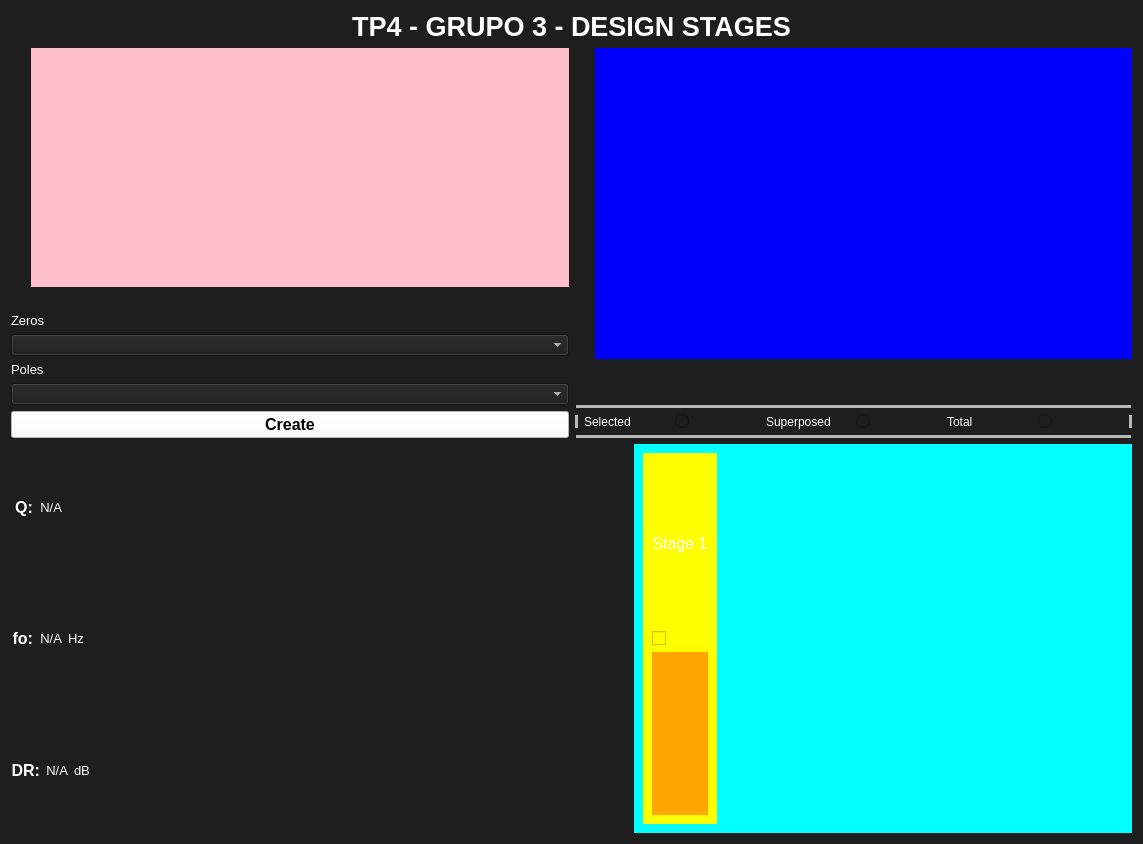
This is Frontend/Designer/tp4_stages.ui in odevincenti/TC_TP4 as Qt 5 draws it before an edit. The edited form follows.
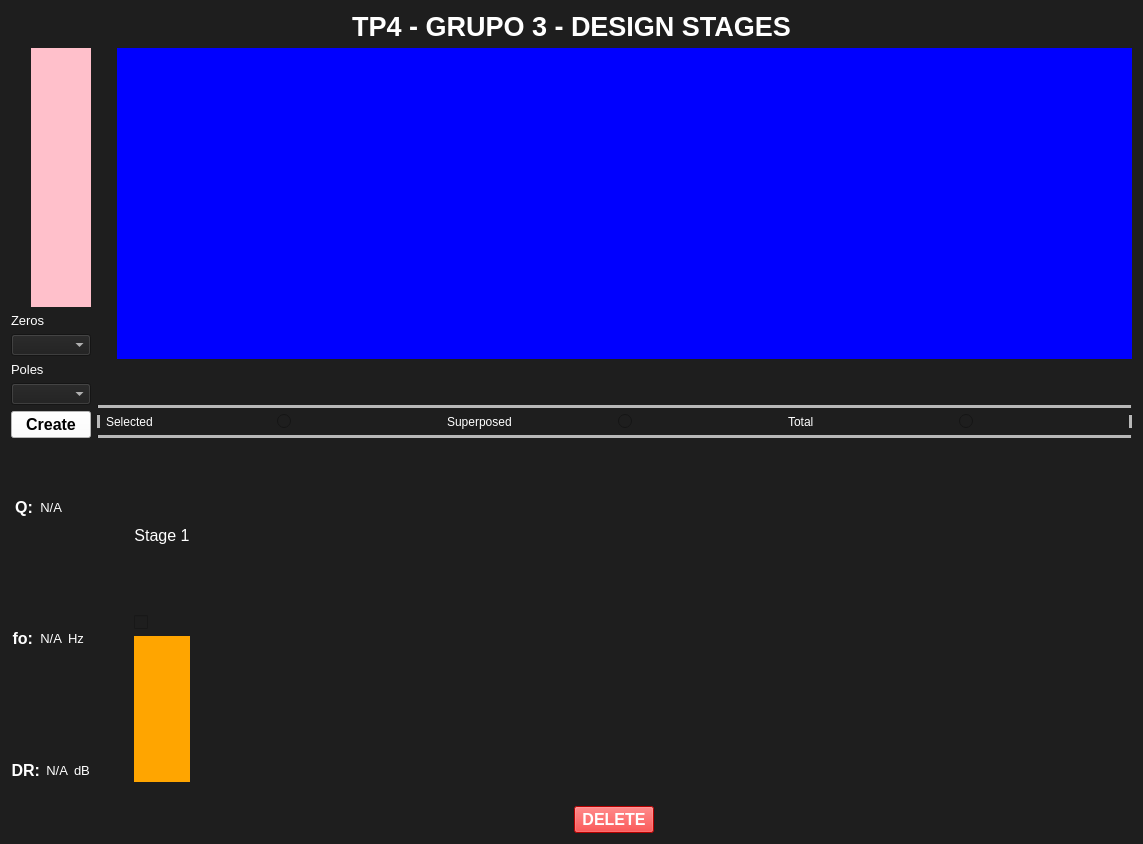
This is the edited form. Custom widgets are drawn as their Qt base class.

Commit message: micho k-po15: Despues todo stages

What changed in the file:
```diff
--- a/Frontend/Designer/tp4_stages.ui
+++ b/Frontend/Designer/tp4_stages.ui
@@ -74,19 +74,6 @@
            </item>
           </layout>
          </item>
-         <item>
-          <spacer name="horizontalSpacer_5">
-           <property name="orientation">
-            <enum>Qt::Horizontal</enum>
-           </property>
-           <property name="sizeHint" stdset="0">
-            <size>
-             <width>40</width>
-             <height>20</height>
-            </size>
-           </property>
-          </spacer>
-         </item>
          <item>
           <widget class="QLabel" name="label_4">
            <property name="font">
@@ -575,18 +562,7 @@
         </layout>
        </item>
        <item>
-        <spacer name="horizontalSpacer_2">
-         <property name="orientation">
-          <enum>Qt::Horizontal</enum>
-         </property>
-         <property name="sizeHint" stdset="0">
-          <size>
-           <width>40</width>
-           <height>20</height>
-          </size>
-         </property>
-        </spacer>
-       </item>
+        <layout class="QVBoxLayout" name="verticalLayout_3">
        <item>
         <layout class="QHBoxLayout" name="horizontalLayout_9">
          <item>
@@ -607,7 +583,7 @@
            <item>
             <widget class="QWidget" name="Stages_Widget" native="true">
              <property name="styleSheet">
-              <string notr="true">background:cyan;</string>
+                <string notr="true">background:rgb(30,30,30);</string>
              </property>
              <layout class="QHBoxLayout" name="horizontalLayout_29">
               <item>
@@ -617,7 +593,7 @@
                   <item>
                    <widget class="QWidget" name="widget_Stages" native="true">
                     <property name="styleSheet">
-                     <string notr="true">background:yellow;</string>
+                       <string notr="true">background:rgb(30,30,30);</string>
                     </property>
                     <layout class="QHBoxLayout" name="horizontalLayout_27">
                      <item>
@@ -660,6 +636,19 @@
                        </item>
                       </layout>
                      </item>
+                       <item>
+                        <spacer name="verticalSpacer_4">
+                         <property name="orientation">
+                          <enum>Qt::Vertical</enum>
+                         </property>
+                         <property name="sizeHint" stdset="0">
+                          <size>
+                           <width>20</width>
+                           <height>40</height>
+                          </size>
+                         </property>
+                        </spacer>
+                       </item>
                     </layout>
                    </widget>
                   </item>
@@ -695,6 +684,56 @@
               </item>
              </layout>
             </widget>
+             </item>
+            </layout>
+           </item>
+          </layout>
+         </item>
+         <item>
+          <layout class="QHBoxLayout" name="horizontalLayout">
+           <item>
+            <spacer name="horizontalSpacer_2">
+             <property name="orientation">
+              <enum>Qt::Horizontal</enum>
+             </property>
+             <property name="sizeHint" stdset="0">
+              <size>
+               <width>40</width>
+               <height>20</height>
+              </size>
+             </property>
+            </spacer>
+           </item>
+           <item>
+            <widget class="QPushButton" name="pushButton">
+             <property name="font">
+              <font>
+               <pointsize>12</pointsize>
+               <weight>75</weight>
+               <bold>true</bold>
+              </font>
+             </property>
+             <property name="styleSheet">
+              <string notr="true">background:red;
+color:white;</string>
+             </property>
+             <property name="text">
+              <string>DELETE</string>
+             </property>
+            </widget>
+           </item>
+           <item>
+            <spacer name="horizontalSpacer_5">
+             <property name="orientation">
+              <enum>Qt::Horizontal</enum>
+             </property>
+             <property name="sizeHint" stdset="0">
+              <size>
+               <width>40</width>
+               <height>20</height>
+              </size>
+             </property>
+            </spacer>
            </item>
           </layout>
          </item>
```
Lines whose indentation alone changed are shown as unchanged. The commit also changes 3 other files.
